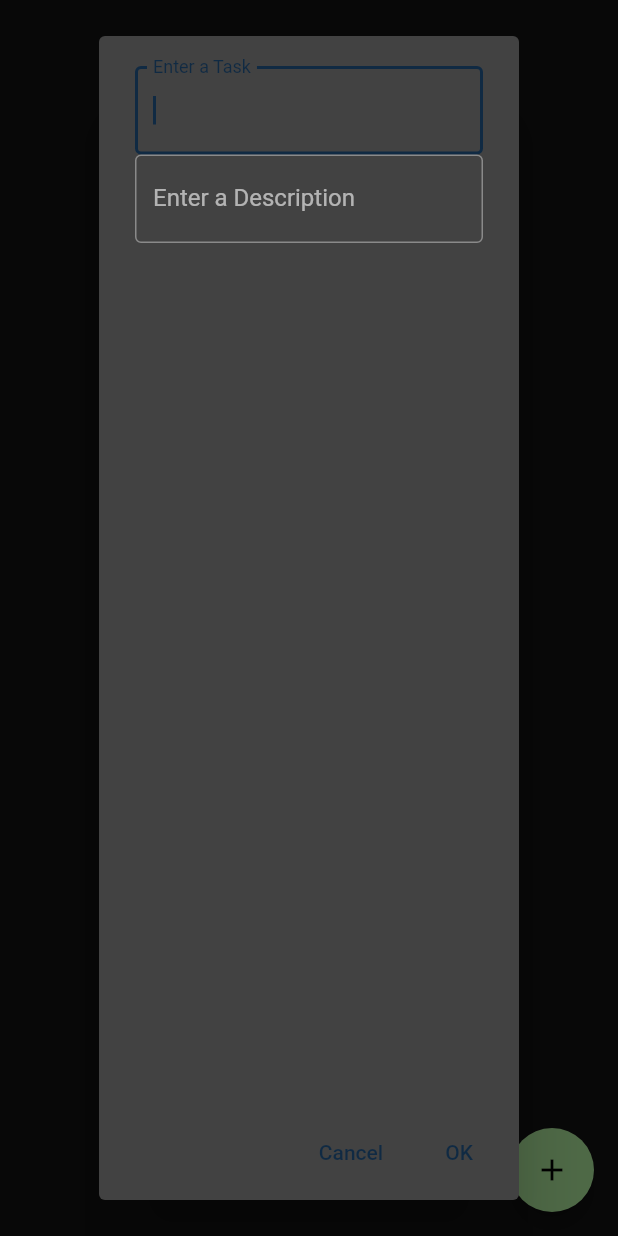
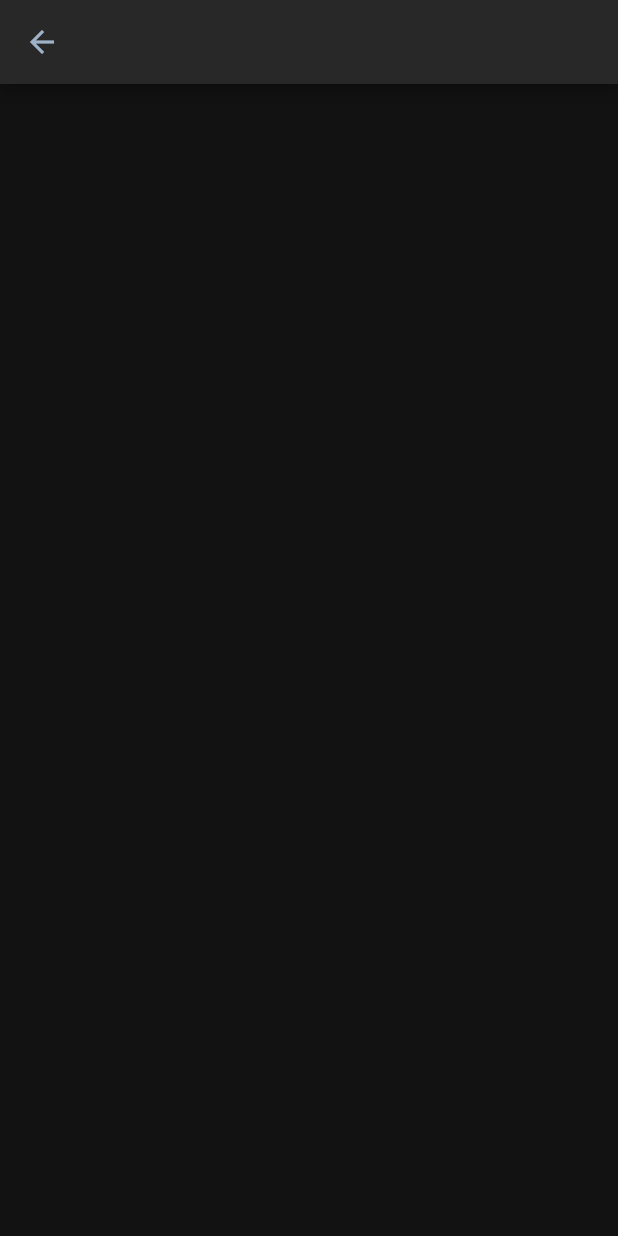
Before and after one commit to ayushvrma/NotesApp, a Flutter app: the screen it shows after launch, after a tap on the "add" icon, on a phone screen of 412 x 824 dp. Run offline on Flutter 3.47's test engine with Material 2 defaults, Android fonts, the phone set to English and light mode, and no system bars; our stand-ins replace hive, hive_flutter; accounts and stored records are empty.

Commit message:
added add task screen

```diff
--- a/lib/main.dart
+++ b/lib/main.dart
@@ -1,8 +1,10 @@
+import 'package:flutter/cupertino.dart';
 import 'package:flutter/material.dart';
 import 'package:hive/hive.dart';
 import 'package:hive_flutter/hive_flutter.dart';
 import 'package:path_provider/path_provider.dart';
 import 'models/tasks.dart';
+import 'screens/new_task.dart';
 
 void main() async {
   WidgetsFlutterBinding.ensureInitialized();
@@ -23,7 +25,7 @@ class MyApp extends StatelessWidget {
       theme: ThemeData.from(
           colorScheme: const ColorScheme.highContrastDark(
               background: Color(0xff1D2025),
-              primary: Color(0xff102A43),
+              primary: Color(0xff9FB3C8),
               secondary: Color(0xffADE69B))),
       home: HomePage(),
     );
@@ -54,11 +56,19 @@ class _HomePageState extends State<HomePage> {
           itemCount: taskBox.length,
           itemBuilder: (BuildContext ctx, index) {
             return Container(
-              alignment: Alignment.center,
+              alignment: Alignment.topLeft,
+              padding: EdgeInsets.all(8),
               child: Column(
                 children: [
-                  Text(taskBox.getAt(index)!.title),
-                  Text(taskBox.getAt(index)!.descp),
+                  Text(
+                    taskBox.getAt(index)!.title,
+                    style: TextStyle(fontWeight: FontWeight.bold, fontSize: 16),
+                  ),
+                  Text(
+                    taskBox.getAt(index)!.descp,
+                    style:
+                        TextStyle(fontWeight: FontWeight.normal, fontSize: 14),
+                  ),
                 ],
               ),
               decoration: BoxDecoration(
@@ -71,56 +81,58 @@ class _HomePageState extends State<HomePage> {
         // When the user presses the button, show an alert dialog containing
         // the text that the user has entered into the text field.
         onPressed: () {
-          showDialog(
-            context: context,
-            builder: (context) {
-              return AlertDialog(
-                // Retrieve the text the that user has entered by using the
-                // TextEditingController.
-                content: Column(
-                  children: [
-                    TextField(
-                      controller: myController,
-                      autofocus: true,
-                      decoration: InputDecoration(
-                        border: OutlineInputBorder(),
-                        labelText: 'Enter a Task',
-                      ),
-                    ),
-                    TextField(
-                      controller: myController2,
-                      autofocus: true,
-                      decoration: InputDecoration(
-                        border: OutlineInputBorder(),
-                        labelText: 'Enter a Description',
-                      ),
-                    ),
-                  ],
-                ),
-                actions: <Widget>[
-                  TextButton(
-                    onPressed: () {
-                      myController.text = '';
-                      myController2.text = '';
-                      Navigator.pop(context, 'Cancel');
-                      setState(() {});
-                    },
-                    child: const Text('Cancel'),
-                  ),
-                  TextButton(
-                    onPressed: () {
-                      taskBox.add(Task(myController.text, myController2.text));
-                      myController.text = '';
-                      myController2.text = '';
-                      Navigator.pop(context, 'OK');
-                      setState(() {});
-                    },
-                    child: const Text('OK'),
-                  ),
-                ],
-              );
-            },
-          );
+          Navigator.push(
+              context, MaterialPageRoute(builder: (context) => NewTask()));
+          // showDialog(
+          //   context: context,
+          //   builder: (context) {
+          //     return AlertDialog(
+          //       // Retrieve the text the that user has entered by using the
+          //       // TextEditingController.
+          //       content: Column(
+          //         children: [
+          //           TextField(
+          //             controller: myController,
+          //             autofocus: true,
+          //             decoration: InputDecoration(
+          //               border: OutlineInputBorder(),
+          //               labelText: 'Enter a Task',
+          //             ),
+          //           ),
+          //           TextField(
+          //             controller: myController2,
+          //             autofocus: true,
+          //             decoration: InputDecoration(
+          //               border: OutlineInputBorder(),
+          //               labelText: 'Enter a Description',
+          //             ),
+          //           ),
+          //         ],
+          //       ),
+          //       actions: <Widget>[
+          //         TextButton(
+          //           onPressed: () {
+          //             myController.text = '';
+          //             myController2.text = '';
+          //             Navigator.pop(context, 'Cancel');
+          //             setState(() {});
+          //           },
+          //           child: const Text('Cancel'),
+          //         ),
+          //         TextButton(
+          //           onPressed: () {
+          //             taskBox.add(Task(myController.text, myController2.text));
+          //             myController.text = '';
+          //             myController2.text = '';
+          //             Navigator.pop(context, 'OK');
+          //             setState(() {});
+          //           },
+          //           child: const Text('OK'),
+          //         ),
+          //       ],
+          //     );
+          //   },
+          // );
         },
         tooltip: 'Entered the task',
         child: const Icon(Icons.add),
--- /dev/null
+++ b/lib/screens/new_task.dart
@@ -0,0 +1,21 @@
+import 'package:flutter/material.dart';
+
+class NewTask extends StatefulWidget {
+  @override
+  _NewTaskState createState() => _NewTaskState();
+}
+
+class _NewTaskState extends State<NewTask> {
+  @override
+  Widget build(BuildContext context) {
+    return Scaffold(
+      appBar: AppBar(
+        leading: TextButton(
+            onPressed: () {
+              Navigator.pop(context);
+            },
+            child: Icon(Icons.arrow_back)),
+      ),
+    );
+  }
+}
```
